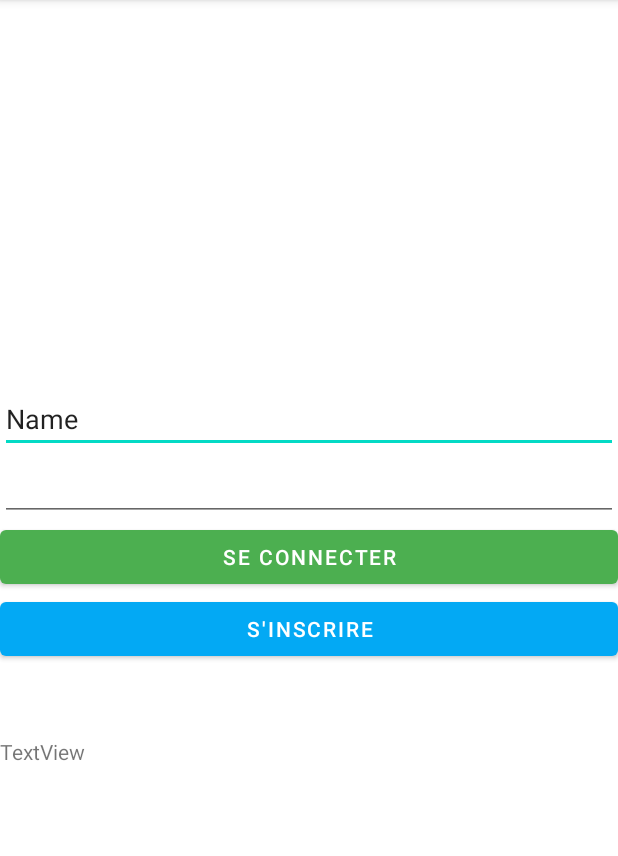
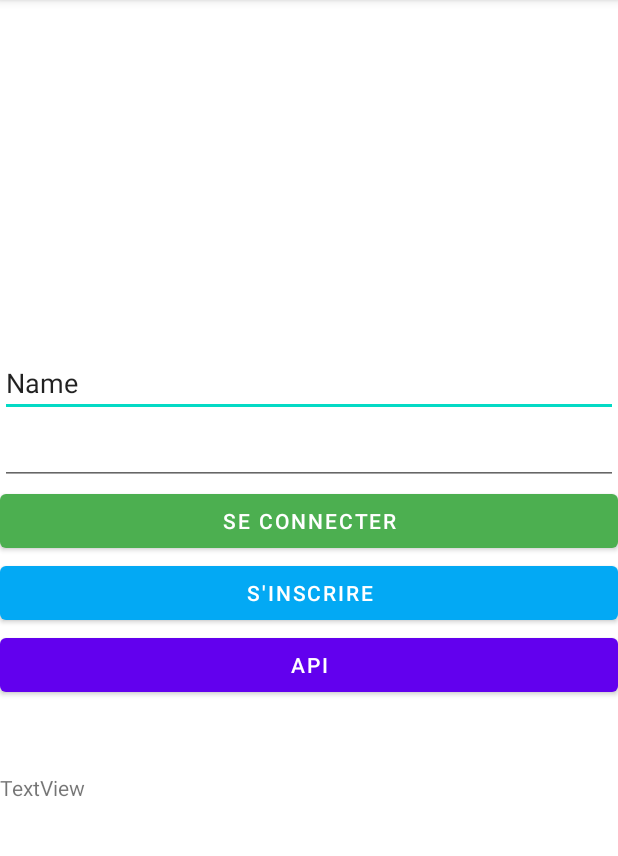
Before and after one commit to EtienneVformateur/module3-dynamique, an Android app: the screen it shows after launch (MainActivity), on a phone screen of 412 x 824 dp, the part 84-940 px from its top. Run offline under Robolectric (Android 15) with nearby library versions, the phone set to English and light mode, and no system bars; our stand-ins replace Firebase (no records; nobody signed in at launch, a user with empty details on screens opened directly).

Commit message:
Initialisation Activity API

```diff
--- a/app/src/main/AndroidManifest.xml
+++ b/app/src/main/AndroidManifest.xml
@@ -11,7 +11,8 @@
         android:roundIcon="@mipmap/ic_launcher_round"
         android:supportsRtl="true"
         android:theme="@style/Theme.Loginapp">
-        <activity android:name=".AccueilActivity"></activity>
+        <activity android:name=".LivreActivity"></activity>
+        <activity android:name=".AccueilActivity" />
         <activity android:name=".RegisterActivity" />
 
         <uses-library
--- a/app/src/main/java/re/arro38/loginapp/MainActivity.kt
+++ b/app/src/main/java/re/arro38/loginapp/MainActivity.kt
@@ -50,6 +50,11 @@ class MainActivity : AppCompatActivity() {
             val intent = Intent(this,RegisterActivity::class.java)
             startActivity(intent)
         }
+        val btApi = findViewById<Button>(R.id.btApi)
+        btApi.setOnClickListener {
+            val intent = Intent(this,LivreActivity::class.java)
+            startActivity(intent)
+        }
     }
 
 
--- a/app/src/main/res/layout/activity_main.xml
+++ b/app/src/main/res/layout/activity_main.xml
@@ -39,6 +39,12 @@
         app:rippleColor="#FFFFFF" />
 
     <Button
+        android:id="@+id/btApi"
+        android:layout_width="match_parent"
+        android:layout_height="wrap_content"
+        android:text="API" />
+
+    <Button
         android:id="@+id/btVerif"
         android:layout_width="match_parent"
         android:layout_height="wrap_content"
```
Also changed, not shown: app/src/main/java/re/arro38/loginapp/LivreActivity.kt (added, +11 -0 lines), app/src/main/res/layout/activity_livre.xml (added, +42 -0 lines).
